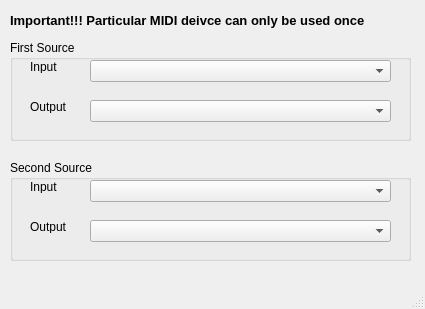
This is Final 1/settingWindow.ui in Taechasit1001/AU_SeniorProject_1 as Qt 5 draws it before an edit. The edited form follows.
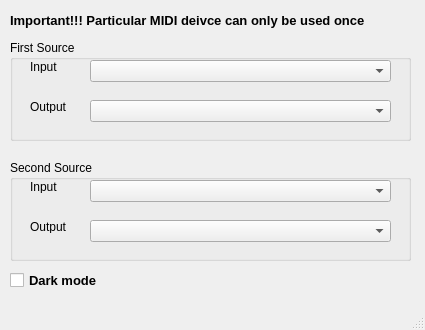
This is the edited form.

Commit message: Add dark theme toggle

The edit to the form file:
```diff
--- a/Final 1/settingWindow.ui
+++ b/Final 1/settingWindow.ui
@@ -7,19 +7,19 @@
     <x>0</x>
     <y>0</y>
     <width>425</width>
-    <height>309</height>
+    <height>330</height>
    </rect>
   </property>
   <property name="minimumSize">
    <size>
     <width>425</width>
-    <height>309</height>
+    <height>330</height>
    </size>
   </property>
   <property name="maximumSize">
    <size>
     <width>425</width>
-    <height>309</height>
+    <height>330</height>
    </size>
   </property>
   <property name="windowTitle">
@@ -164,6 +164,26 @@
      <string>Important!!! Particular MIDI deivce can only be used once</string>
     </property>
    </widget>
+   <widget class="QCheckBox" name="dark_Checkbox">
+    <property name="geometry">
+     <rect>
+      <x>10</x>
+      <y>270</y>
+      <width>101</width>
+      <height>21</height>
+     </rect>
+    </property>
+    <property name="font">
+     <font>
+      <pointsize>10</pointsize>
+      <weight>75</weight>
+      <bold>true</bold>
+     </font>
+    </property>
+    <property name="text">
+     <string>Dark mode</string>
+    </property>
+   </widget>
   </widget>
   <widget class="QMenuBar" name="menubar">
    <property name="geometry">
```
The commit also changes 1 other file.
